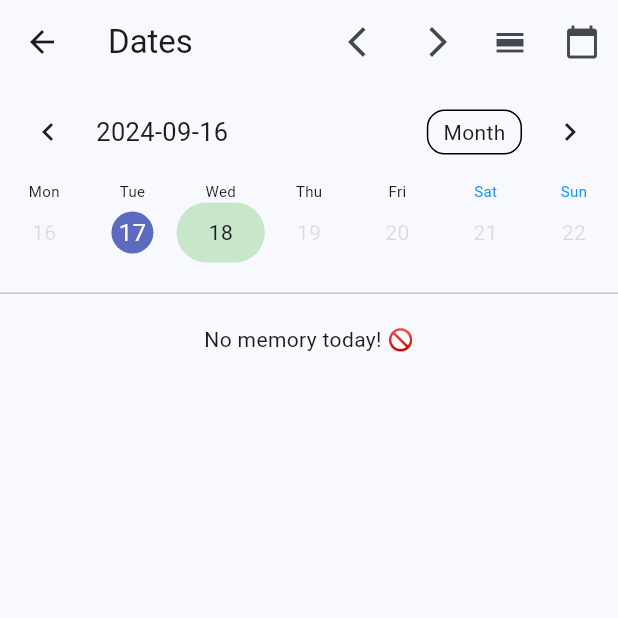
After one commit to ychisbest/AnyNote, a Flutter app: the Browser screen opened directly, after a tap on the "arrow back ios" icon, on a phone screen of 412 x 824 dp, the top half of it. The commit adds this screen. Run offline on Flutter 3.47's test engine with Material 3 defaults, Android fonts, the phone set to English and light mode, and no system bars; drawn by our look-alikes of table_calendar; our stand-ins replace dio, flutter_keyboard_visibility, get, shared_preferences; missing offline and left inert: dio_brotli_transformer, signalr_netcore, window_manager; accounts and stored records are empty; network calls fail; Roboto replaces fonts that are missing (MyCustomfont).

Commit message:
UI changes only. - Added a date preview feature. - Changed heatmap to show yearly overview. - Added a word count feature. - Praised the sun. 🌞

```diff
--- a/frontend/anynote/lib/views/archieve_list.dart
+++ b/frontend/anynote/lib/views/archieve_list.dart
@@ -85,7 +85,6 @@ class _ArchiveListState extends State<ArchiveList> {
             key: ValueKey(item.id),
             controller: controller,
             item: item,
-            index: index,
             isArchive: isArchive,
           );
         },
@@ -102,7 +101,6 @@ class _ArchiveListState extends State<ArchiveList> {
           key: ValueKey(item.id),
           controller: controller,
           item: item,
-          index: index,
           isArchive: isArchive,
         );
       },
@@ -144,14 +142,12 @@ class _ArchiveListState extends State<ArchiveList> {
 class NoteItemWidget extends StatelessWidget {
   final MainController controller;
   final NoteItem item;
-  final int index;
   final bool isArchive;
 
   const NoteItemWidget({
     Key? key,
     required this.controller,
     required this.item,
-    required this.index,
     required this.isArchive,
   }) : super(key: key);
 
--- /dev/null
+++ b/frontend/anynote/lib/views/date_view.dart
@@ -0,0 +1,198 @@
+import 'package:anynote/Extension.dart';
+import 'package:anynote/MainController.dart';
+import 'package:anynote/note_api_service.dart';
+import 'package:anynote/views/EditNote.dart';
+import 'package:anynote/views/archieve_list.dart';
+import 'package:flutter/material.dart';
+import 'package:get/get.dart';
+import 'package:table_calendar/table_calendar.dart';
+
+class Browser extends StatefulWidget {
+  const Browser({super.key});
+
+  @override
+  State<Browser> createState() => _BrowserState();
+}
+
+class _BrowserState extends State<Browser> {
+  final ScrollController _scrollController = ScrollController();
+  DateTime _focusedDay = DateTime.now();
+  DateTime _selectedDay = DateTime.now();
+  CalendarFormat _calendarFormat = CalendarFormat.week;
+
+  @override
+  Widget build(BuildContext context) {
+    return Scaffold(
+      appBar: AppBar(
+        title: const Text("Dates"),
+        actions: [
+          IconButton(
+            icon: const Icon(Icons.arrow_back_ios),
+            onPressed: () {
+              setState(() {
+                _selectedDay = DateTime(_selectedDay!.year, _selectedDay!.month,
+                    _selectedDay!.day - 1);
+                _focusedDay = DateTime(_selectedDay!.year, _selectedDay!.month,
+                    _selectedDay!.day - 1);
+              });
+            },
+          ),
+          IconButton(
+            icon: const Icon(Icons.arrow_forward_ios),
+            onPressed: () {
+              setState(() {
+                _selectedDay = DateTime(_selectedDay!.year, _selectedDay!.month,
+                    _selectedDay!.day + 1);
+                _focusedDay = DateTime(_selectedDay!.year, _selectedDay!.month,
+                    _selectedDay!.day + 1);
+              });
+            },
+          ),
+          IconButton(
+            icon: const Icon(Icons.calendar_view_day),
+            onPressed: () {
+              setState(() {
+                _calendarFormat = CalendarFormat.week;
+              });
+            },
+          ),
+          IconButton(
+            icon: const Icon(Icons.calendar_today),
+            onPressed: () {
+              setState(() {
+                _calendarFormat = CalendarFormat.month;
+              });
+            },
+          ),
+        ],
+      ),
+      body: SingleChildScrollView(child: Obx(() {
+        var c = Get.find<MainController>();
+        var items = groupMemosByDate(c.notes);
+        return Column(
+          children: [
+            TableCalendar(
+              startingDayOfWeek: StartingDayOfWeek.monday,
+              firstDay: DateTime.utc(2016, 10, 1),
+              lastDay: DateTime.utc(2099, 9, 9),
+              focusedDay: _focusedDay,
+              calendarFormat: _calendarFormat,
+              daysOfWeekVisible: true,
+              rowHeight: 40,
+              headerStyle: HeaderStyle(titleTextFormatter: (d, e) {
+                return d.toString().split(' ')[0];
+              }),
+              daysOfWeekHeight: 15,
+              daysOfWeekStyle: const DaysOfWeekStyle(
+                weekdayStyle: TextStyle(fontSize: 10),
+                weekendStyle: TextStyle(fontSize: 10, color: Colors.blue),
+                // dowTextFormatter: (d,e){
+                //   final days = ["星期一", "星期二", "星期三", "星期四", "星期五", "星期六", "星期天"];
+                //   return days[d.weekday - 1];
+                // }
+              ),
+              selectedDayPredicate: (day) {
+                return isSameDay(_selectedDay, day);
+              },
+              onDaySelected: (selectedDay, focusedDay) {
+                setState(() {
+                  _selectedDay = selectedDay;
+                  _focusedDay = focusedDay;
+                });
+              },
+              onFormatChanged: (format) {
+                if (_calendarFormat != format) {
+                  setState(() {
+                    _calendarFormat = format;
+                  });
+                }
+              },
+              onPageChanged: (focusedDay) {
+                _focusedDay = focusedDay;
+              },
+              calendarBuilders: CalendarBuilders(
+                defaultBuilder: (context, date, events) {
+                  if (items.any((entry) => isSameDay(entry.key, date))) {
+                    return Center(child: Text(date.day.toString()));
+                  } else {
+                    return Center(
+                        child: Text(
+                      date.day.toString(),
+                      style: const TextStyle(color: Colors.black12),
+                    ));
+                  }
+                },
+                outsideBuilder: (context, date, events) {
+                  return const SizedBox.shrink();
+                },
+                todayBuilder: (context, date, events) {
+                  return Container(
+                    decoration: BoxDecoration(
+                        color: Colors.green[100],
+                        borderRadius:
+                            const BorderRadius.all(Radius.circular(20))),
+                    height: 45,
+                    width: 45,
+                    child: Center(child: Text(date.day.toString())),
+                  );
+                },
+              ),
+            ),
+            Container(
+                margin: const EdgeInsets.symmetric(vertical: 20),
+                child: const Divider(
+                  height: 1,
+                )),
+            Builder(builder: (context) {
+              var memocount = items
+                  .firstWhere((entry) => isSameDay(entry.key, _selectedDay),
+                      orElse: () => MapEntry(DateTime(0), []))
+                  .value
+                  .length;
+              return memocount == 0
+                  ? const Center(child: Text('No memory today! 🚫'))
+                  : ListView.builder(
+                      physics: const NeverScrollableScrollPhysics(),
+                      shrinkWrap: true,
+                      itemCount: memocount,
+                      itemBuilder: (context, index) {
+                        var memo = items
+                            .firstWhere(
+                                (entry) => isSameDay(entry.key, _selectedDay))
+                            .value[index];
+                        return Padding(
+                            padding: const EdgeInsets.all(8.0),
+                            child: NoteItemWidget(
+                                controller: c,
+                                item: memo,
+                                isArchive: memo.isArchived));
+                      },
+                    );
+            }),
+          ],
+        );
+      })),
+    );
+  }
+
+  List<MapEntry<DateTime, List<NoteItem>>> groupMemosByDate(
+      List<NoteItem> memos) {
+    Map<DateTime, List<NoteItem>> memoMap = {};
+
+    for (var memo in memos) {
+      // var adjustDate=memo.createTime.add(Duration(hours: -3));
+      var adjustDate = memo.createTime;
+      DateTime date =
+          DateTime(adjustDate.year, adjustDate.month, adjustDate.day);
+      if (!memoMap.containsKey(date)) {
+        memoMap[date] = [];
+      }
+      memoMap[date]!.add(memo);
+    }
+
+    var sortedEntries = memoMap.entries.toList()
+      ..sort((a, b) => b.key.compareTo(a.key));
+
+    return sortedEntries;
+  }
+}
--- a/frontend/anynote/lib/views/tag_list.dart
+++ b/frontend/anynote/lib/views/tag_list.dart
@@ -50,7 +50,7 @@ class NoteTagListView extends StatelessWidget {
           return ListView.builder(
               itemCount: items?.length,
               itemBuilder: (cc, ci) {
-              return  NoteItemWidget(controller:c,item:  items[ci], index:  ci,isArchive:  true);
+              return  NoteItemWidget(controller:c,item:  items[ci],isArchive:  true);
               });
         }));
   }
@@ -72,7 +72,7 @@ class AddTagListView extends StatelessWidget {
               itemBuilder: (cc, ci) {
                 return Column(
                   children: [
-                    NoteItemWidget(controller:c,item:  items[ci], index:  ci,isArchive:  true),
+                    NoteItemWidget(controller:c,item:  items[ci], isArchive:  true),
                     Wrap(
                       direction: Axis.horizontal,
                       children: [
--- a/frontend/anynote/pubspec.yaml
+++ b/frontend/anynote/pubspec.yaml
@@ -44,6 +44,7 @@ dependencies:
   signalr_netcore: ^1.3.9
   shared_preferences: ^2.3.2
   flutter_keyboard_visibility: ^6.0.0
+  table_calendar: ^3.1.2
 
 dev_dependencies:
   flutter_test:
--- a/version.txt
+++ b/version.txt
@@ -1 +1 @@
-1.0.6
+1.0.7
```
Also changed, not shown: frontend/anynote/lib/main.dart (+20 -3 lines), frontend/anynote/lib/views/EditNote.dart (+69 -0 lines), frontend/anynote/lib/views/HeatMap.dart (+48 -25 lines), frontend/anynote/pubspec.lock.
